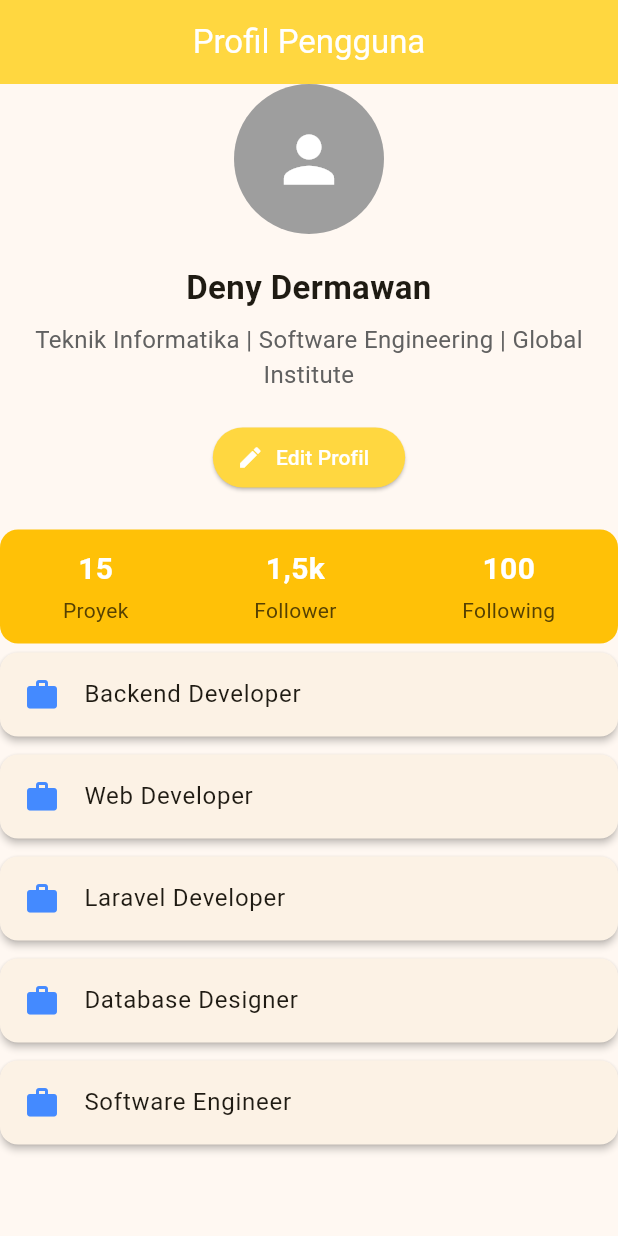
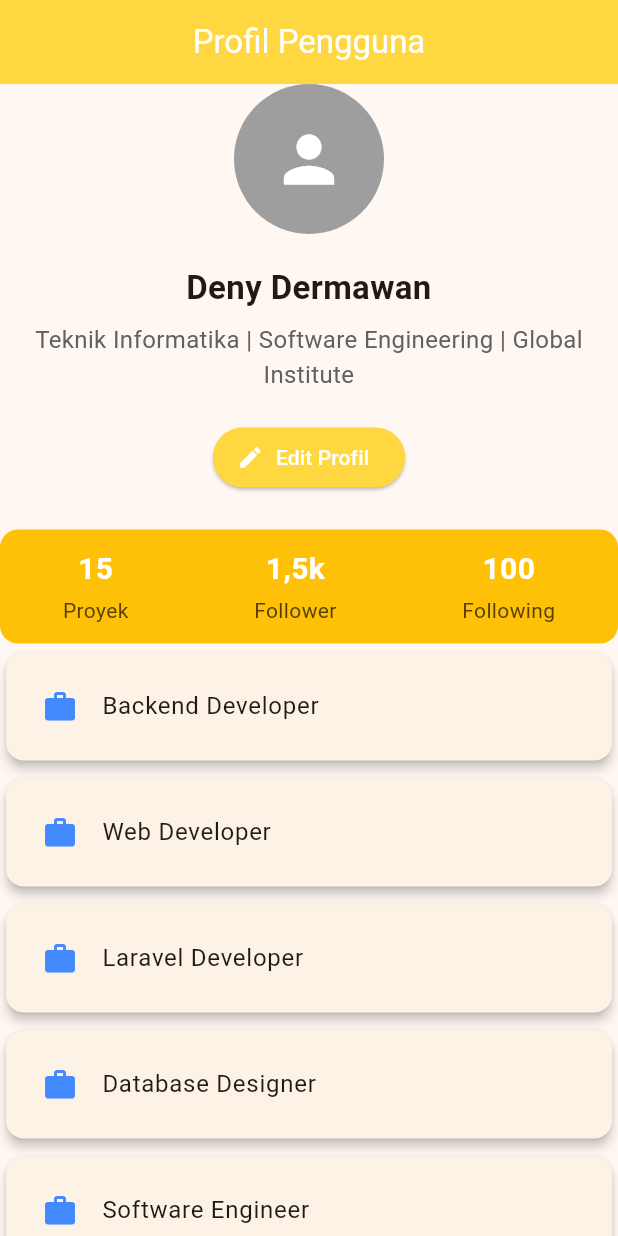
Before and after one commit to dygnora/Latihan-007-aplikasi-mobile, a Flutter app: the screen it shows after launch, on a phone screen of 412 x 824 dp. Run offline on Flutter 3.47's test engine with Material 3 defaults, Android fonts, the phone set to English and light mode, and no system bars.

Commit message:
refactor: extract list tile into ExperienceCard widget and apply styling

```diff
--- a/lib/profile_page.dart
+++ b/lib/profile_page.dart
@@ -35,16 +35,8 @@ class ProfilePage extends StatelessWidget {
               child: ListView.builder(
                 itemCount: experiences.length,
                 itemBuilder: (context, index) {
-                  return Card(
-                    elevation: 2,
-                    margin: const EdgeInsets.symmetric(vertical: 6),
-                    child: ListTile(
-                      leading: const Icon(
-                        Icons.work,
-                        color: Colors.blueAccent,
-                      ),
-                      title: Text(experiences[index]),
-                    ),
+                  return ExperienceCard(
+                    experience: experiences[index],
                   );
                 },
               ),
@@ -188,3 +180,33 @@ class ProfileStats  extends StatelessWidget {
     );
   }
 }
+
+class ExperienceCard extends StatelessWidget {
+  final String experience;
+
+  const ExperienceCard({
+    super.key,
+    required this.experience,
+  });
+
+  @override
+  Widget build(BuildContext context) {
+    return Card(
+      elevation: 3,
+      margin: const EdgeInsets.symmetric(
+        vertical: 6,
+        horizontal: 4,
+      ),
+      child: Padding(
+        padding: const EdgeInsets.all(8),
+        child: ListTile(
+          leading: const Icon(
+            Icons.work,
+            color: Colors.blueAccent,
+          ),
+          title: Text(experience),
+        ),
+      ),
+    );
+  }
+}
```
